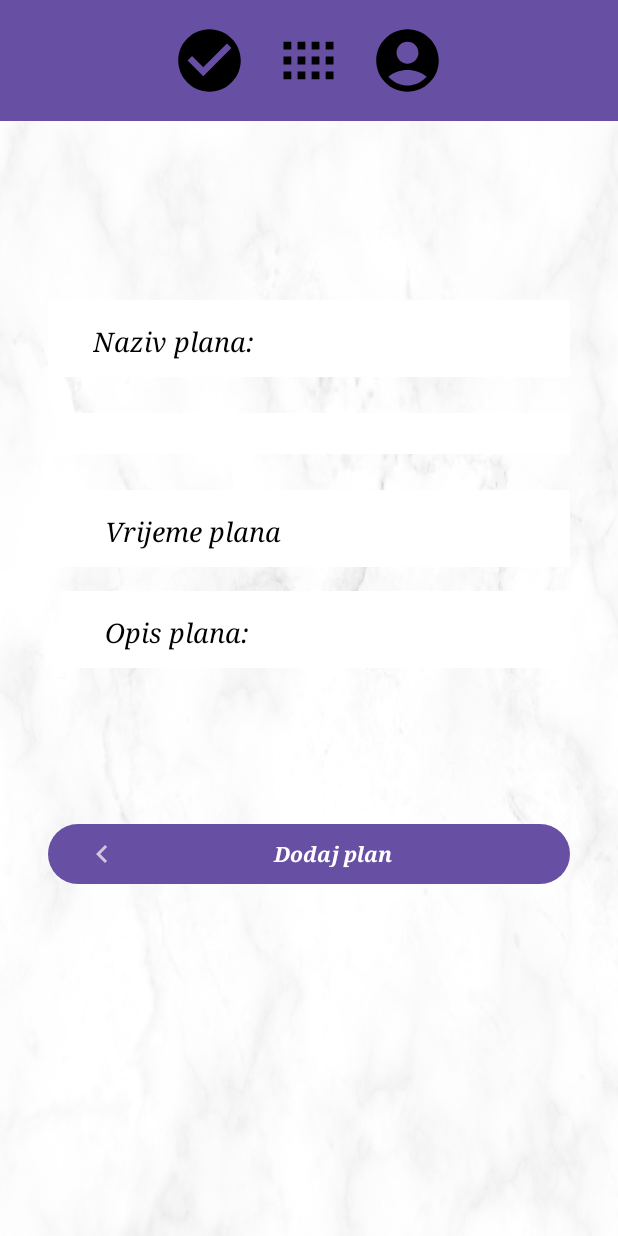
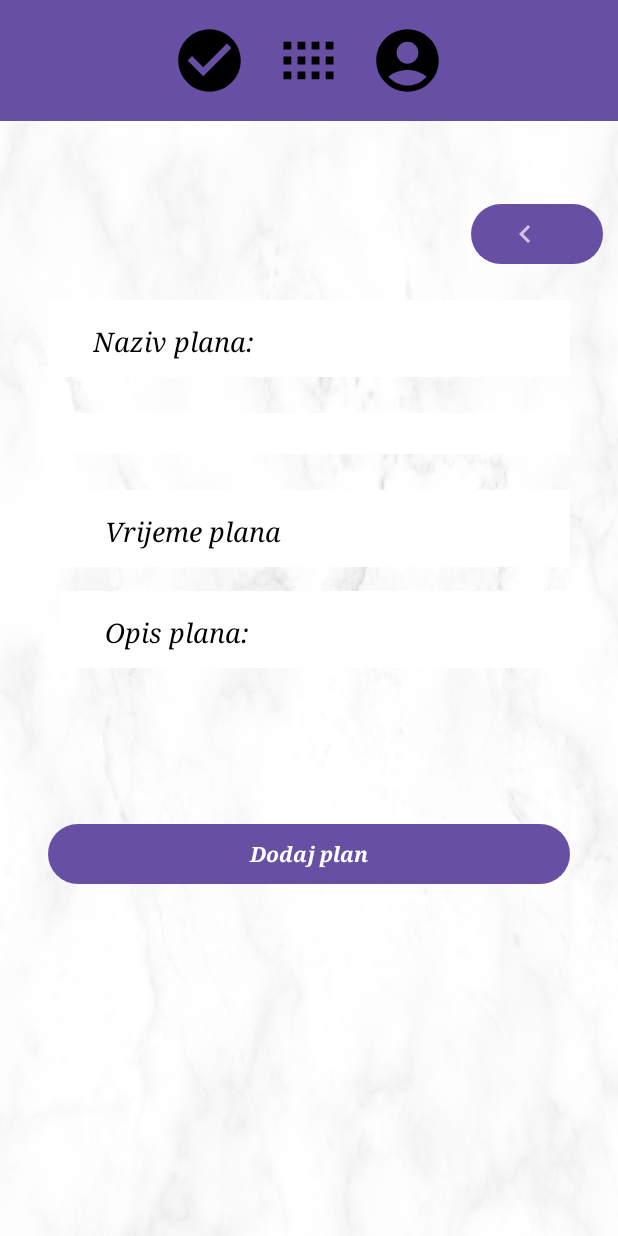
Before and after one commit to elizabetabeta/UniPlanner, an Android app: the layout activity_add_plan.xml on its own in the app's theme, with its tools: preview values and no code run, on a phone screen of 412 x 824 dp. Run offline under Robolectric (Android 15) with nearby library versions, the phone set to English and light mode, and no system bars.

Commit message:
Uredjivanje layouta

```diff
--- a/app/src/main/res/layout/activity_add_plan.xml
+++ b/app/src/main/res/layout/activity_add_plan.xml
@@ -116,7 +116,6 @@
         android:layout_marginStart="32dp"
         android:layout_marginTop="100dp"
         android:layout_marginEnd="32dp"
-        android:drawableLeft="@drawable/back"
         android:fontFamily="serif"
         android:text="Dodaj plan"
         android:textStyle="normal|bold|italic"
@@ -127,5 +126,27 @@
         app:layout_constraintTop_toBottomOf="@+id/PlanDescription"
         app:layout_constraintVertical_bias="0.0" />
 
+    <androidx.constraintlayout.widget.ConstraintLayout
+        android:layout_width="match_parent"
+        android:layout_height="match_parent">
+
+        <Button
+            android:id="@+id/button5"
+            android:layout_width="wrap_content"
+            android:layout_height="wrap_content"
+            android:layout_marginStart="313dp"
+            android:layout_marginTop="85dp"
+            android:layout_marginEnd="10dp"
+            android:layout_marginBottom="598dp"
+            android:drawableLeft="@drawable/back"
+            android:text="/"
+            android:textColor="#ff6750a4"
+            app:layout_constraintBottom_toBottomOf="parent"
+            app:layout_constraintEnd_toEndOf="parent"
+            app:layout_constraintStart_toStartOf="parent"
+            app:layout_constraintTop_toTopOf="parent"
+            tools:ignore="MissingConstraints" />
+    </androidx.constraintlayout.widget.ConstraintLayout>
+
 
 </androidx.constraintlayout.widget.ConstraintLayout>
--- a/app/src/main/res/layout/activity_view_plan.xml
+++ b/app/src/main/res/layout/activity_view_plan.xml
@@ -129,7 +129,7 @@
                                     app:layout_constraintStart_toStartOf="parent"
                                     app:layout_constraintTop_toTopOf="parent"
                                     app:layout_constraintVertical_bias="1.0"
-                                    tools:text="29.01.2024" />
+                                    tools:text="Utorak" />
                             </androidx.constraintlayout.widget.ConstraintLayout>
                         </androidx.constraintlayout.widget.ConstraintLayout>
 
@@ -141,7 +141,7 @@
                             android:text="TextView"
                             android:textSize="20sp"
                             android:textStyle="normal|bold|italic"
-                            tools:text="Datum:" />
+                            tools:text="Dan u tjednu:" />
 
                     </androidx.cardview.widget.CardView>
 
```
